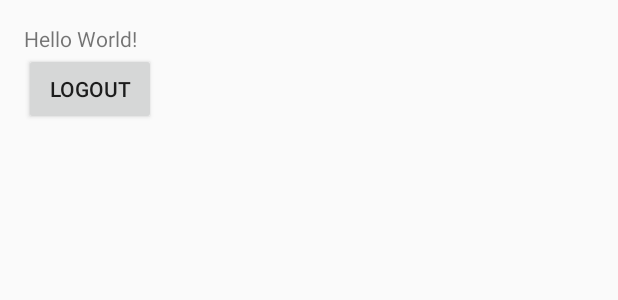
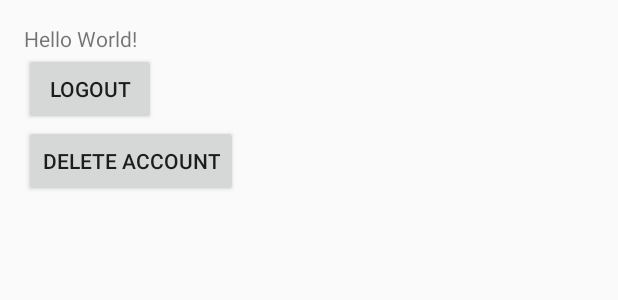
Before and after one commit to codepath-android-fall16-group-8/travel, an Android app: the layout activity_home.xml on its own in the app's theme, with its tools: preview values and no code run, on a phone screen of 412 x 824 dp. Shown: the top 300 px of the screen. Run offline under Robolectric (Android 15) with nearby library versions, the phone set to English and light mode, and no system bars.

Commit message:
delete account

```diff
--- a/app/src/main/AndroidManifest.xml
+++ b/app/src/main/AndroidManifest.xml
@@ -20,9 +20,6 @@
             <meta-data
                 android:name="com.parse.ui.ParseLoginActivity.PARSE_LOGIN_ENABLED"
                 android:value="true"/>
-            <meta-data
-                android:name="com.parse.ui.ParseLoginActivity.PARSE_LOGIN_EMAIL_AS_USERNAME"
-                android:value="false"/>
             <meta-data
                 android:name="com.parse.ui.ParseLoginActivity.FACEBOOK_LOGIN_ENABLED"
                 android:value="true"/>
--- a/app/src/main/res/layout/activity_home.xml
+++ b/app/src/main/res/layout/activity_home.xml
@@ -11,6 +11,7 @@
     android:paddingTop="@dimen/activity_vertical_margin"
     tools:context="com.codepath.travel.HomeActivity">
 
+    <!-- Debugging Views: feel free to change or delete -->
     <TextView
         android:id="@+id/hello"
         android:layout_width="wrap_content"
@@ -25,4 +26,12 @@
         android:text="@string/logout"
         android:onClick="onLogout"/>
 
+    <Button
+        android:id="@+id/btnDeleteAccount"
+        android:layout_width="wrap_content"
+        android:layout_height="wrap_content"
+        android:layout_below="@+id/btnLogout"
+        android:text="@string/deleteAccount"
+        android:onClick="onDeleteAccount"/>
+
 </RelativeLayout>
--- a/app/src/main/res/values/strings.xml
+++ b/app/src/main/res/values/strings.xml
@@ -6,5 +6,7 @@
 
     <string name="app_name">Travel</string>
 
+    <!-- Account Management -->
     <string name="logout">Logout</string>
+    <string name="deleteAccount">Delete Account</string>
 </resources>
```
Also changed, not shown: app/src/main/java/com/codepath/travel/HomeActivity.java (+19 -7 lines).
